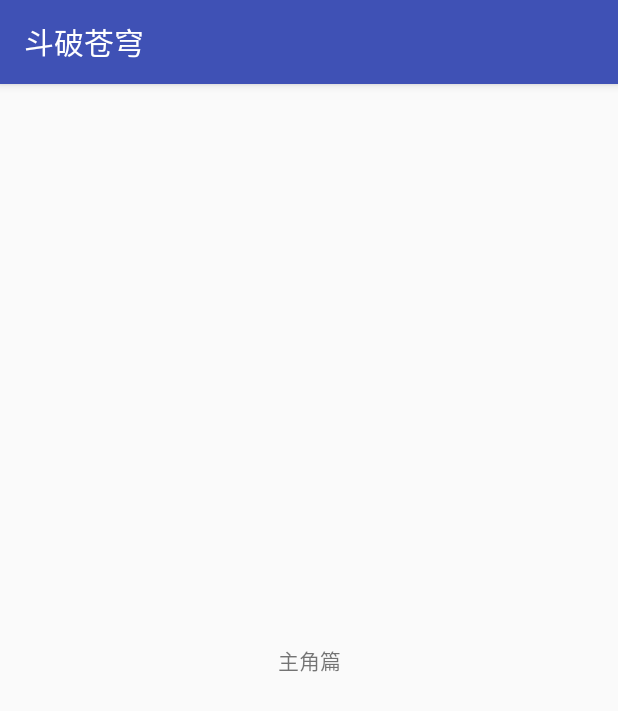
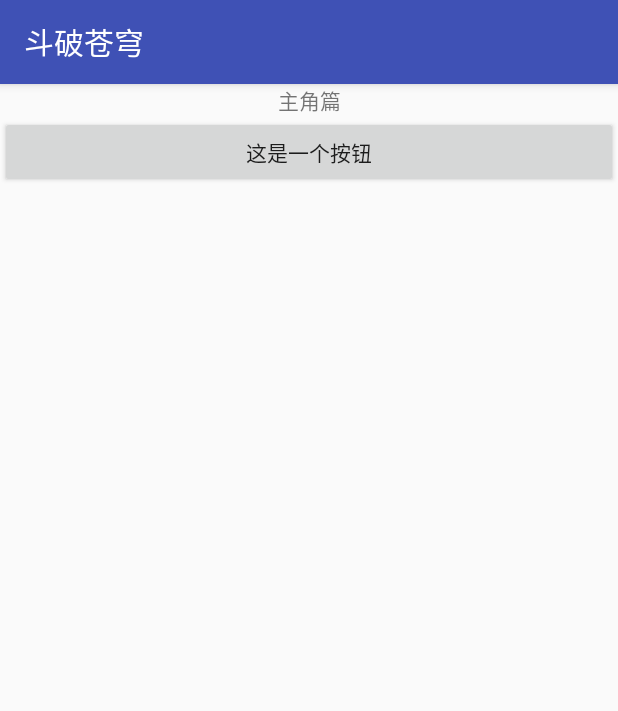
Before and after one commit to raidusername/MyApplication, an Android app: the screen it shows after launch (MainActivity), on a phone screen of 412 x 824 dp. Shown: the top 711 px of the screen. Run offline under Robolectric (Android 15) with nearby library versions, the phone set to English and light mode, and no system bars; 1 statement that could not run was skipped.

Commit message:
右上角隐藏菜单3

```diff
--- a/app/src/main/AndroidManifest.xml
+++ b/app/src/main/AndroidManifest.xml
@@ -16,7 +16,6 @@
                 <category android:name="android.intent.category.LAUNCHER" />
             </intent-filter>
         </activity>
-        <activity android:name=".Main2Activity"></activity>
     </application>
 
 </manifest>
--- a/app/src/main/java/com/zrodo/weixu/myapplication/MainActivity.java
+++ b/app/src/main/java/com/zrodo/weixu/myapplication/MainActivity.java
@@ -2,12 +2,50 @@ package com.zrodo.weixu.myapplication;
 
 import android.support.v7.app.AppCompatActivity;
 import android.os.Bundle;
+import android.view.Menu;
+import android.view.MenuItem;
+import android.view.View;
+import android.widget.Button;
+import android.widget.ListView;
+import android.widget.Toast;
 
 public class MainActivity extends AppCompatActivity {
-
+private Button btnone;
+private ListView list_item;
     @Override
     protected void onCreate(Bundle savedInstanceState) {
         super.onCreate(savedInstanceState);
         setContentView(R.layout.activity_main);
+        btnone=(Button) findViewById(R.id.btnone);
+        list_item=(ListView) findViewById(R.id.list_item);
+        btnone.setOnClickListener(new View.OnClickListener() {
+            @Override
+            public void onClick(View view) {
+                Toast.makeText(MainActivity.this,"点击第一次",Toast.LENGTH_LONG).show();
+
+            }
+        });
+
+    }
+
+    @Override
+    public boolean onCreateOptionsMenu(Menu menu) {
+        getMenuInflater().inflate(R.menu.mymain,menu);
+        return true;
+    }
+
+    @Override
+    public boolean onOptionsItemSelected(MenuItem item) {
+        switch (item.getItemId()){
+        case R.id.additem:
+            Toast.makeText(MainActivity.this,"添加成功",Toast.LENGTH_LONG).show();
+            break;
+        case R.id.removeitem:
+            Toast.makeText(MainActivity.this,"退出",Toast.LENGTH_LONG).show();
+            finish();
+            break;
+
+        }
+        return true;
     }
 }
--- a/app/src/main/res/layout/activity_main.xml
+++ b/app/src/main/res/layout/activity_main.xml
@@ -1,18 +1,27 @@
 <?xml version="1.0" encoding="utf-8"?>
-<android.support.constraint.ConstraintLayout xmlns:android="http://schemas.android.com/apk/res/android"
+<LinearLayout xmlns:android="http://schemas.android.com/apk/res/android"
     xmlns:app="http://schemas.android.com/apk/res-auto"
     xmlns:tools="http://schemas.android.com/tools"
     android:layout_width="match_parent"
     android:layout_height="match_parent"
+    android:orientation="vertical"
     tools:context="com.zrodo.weixu.myapplication.MainActivity">
 
     <TextView
-        android:layout_width="wrap_content"
+        android:layout_width="match_parent"
         android:layout_height="wrap_content"
-        android:text="主角篇"
-        app:layout_constraintBottom_toBottomOf="parent"
-        app:layout_constraintLeft_toLeftOf="parent"
-        app:layout_constraintRight_toRightOf="parent"
-        app:layout_constraintTop_toTopOf="parent" />
+        android:gravity="center"
+        android:text="主角篇" />
 
-</android.support.constraint.ConstraintLayout>
+    <Button
+        android:id="@+id/btnone"
+        android:layout_width="match_parent"
+        android:layout_height="wrap_content"
+        android:text="这是一个按钮" />
+<ListView
+    android:id="@+id/list_item"
+    android:layout_width="wrap_content"
+    android:layout_height="match_parent">
+
+</ListView>
+</LinearLayout>
--- a/app/src/main/res/values/strings.xml
+++ b/app/src/main/res/values/strings.xml
@@ -1,3 +1,5 @@
 <resources>
     <string name="app_name">斗破苍穹</string>
+    <string name="user_info">检测师信息</string>
+    <string name="Slaughterhouse_info">屠宰场信息</string>
 </resources>
```
Also changed, not shown: app/src/main/java/com/zrodo/weixu/myapplication/Main2Activity.java (deleted, +0 -13 lines), app/src/main/res/layout/activity_main2.xml (deleted, +0 -9 lines).
